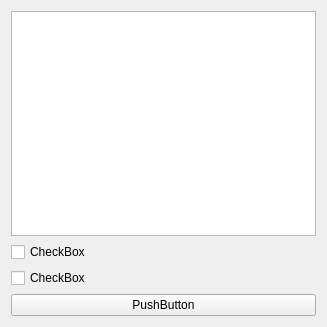
This is ui/AnalysisSettingForm.ui in nicolasCtd/beeReal as Qt 5 draws it before an edit. The edited form follows.
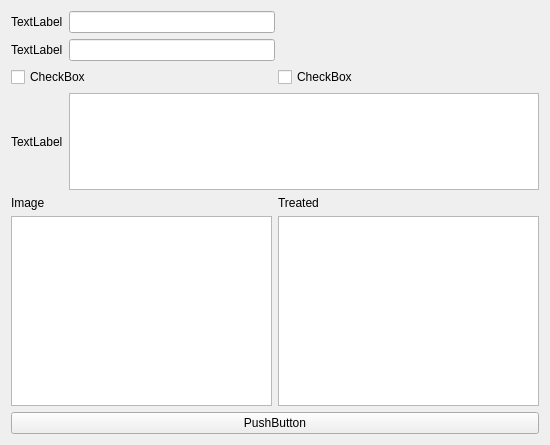
This is the edited form.

Commit message: Completing UI with basic analysis parameters

Diff of the .ui file:
```diff
--- a/ui/AnalysisSettingForm.ui
+++ b/ui/AnalysisSettingForm.ui
@@ -6,8 +6,8 @@
    <rect>
     <x>0</x>
     <y>0</y>
-    <width>327</width>
-    <height>327</height>
+    <width>550</width>
+    <height>445</height>
    </rect>
   </property>
   <property name="windowTitle">
@@ -15,21 +15,114 @@
   </property>
   <layout class="QVBoxLayout" name="verticalLayout">
    <item>
-    <widget class="QListWidget" name="wingListWidget"/>
+    <layout class="QHBoxLayout" name="horizontalLayout">
+     <item>
+      <layout class="QFormLayout" name="formLayout">
+       <item row="0" column="0">
+        <widget class="QLabel" name="analysisNameLabel">
+         <property name="text">
+          <string>TextLabel</string>
+         </property>
+        </widget>
+       </item>
+       <item row="0" column="1">
+        <widget class="QLineEdit" name="lineEdit"/>
+       </item>
+       <item row="1" column="0">
+        <widget class="QLabel" name="authorNameLabel">
+         <property name="text">
+          <string>TextLabel</string>
+         </property>
+        </widget>
+       </item>
+       <item row="1" column="1">
+        <widget class="QLineEdit" name="lineEdit_2"/>
+       </item>
+      </layout>
+     </item>
+     <item>
+      <spacer name="horizontalSpacer">
+       <property name="orientation">
+        <enum>Qt::Horizontal</enum>
+       </property>
+       <property name="sizeHint" stdset="0">
+        <size>
+         <width>40</width>
+         <height>20</height>
+        </size>
+       </property>
+      </spacer>
+     </item>
+    </layout>
    </item>
    <item>
-    <widget class="QCheckBox" name="discoidalCheckBox">
-     <property name="text">
-      <string>CheckBox</string>
-     </property>
-    </widget>
+    <layout class="QHBoxLayout" name="horizontalLayout_3">
+     <item>
+      <widget class="QCheckBox" name="discoidalCheckBox">
+       <property name="text">
+        <string>CheckBox</string>
+       </property>
+      </widget>
+     </item>
+     <item>
+      <widget class="QCheckBox" name="cubitalCheckBox">
+       <property name="maximumSize">
+        <size>
+         <width>16777215</width>
+         <height>300</height>
+        </size>
+       </property>
+       <property name="text">
+        <string>CheckBox</string>
+       </property>
+      </widget>
+     </item>
+    </layout>
    </item>
    <item>
-    <widget class="QCheckBox" name="cubitalCheckBox">
-     <property name="text">
-      <string>CheckBox</string>
-     </property>
-    </widget>
+    <layout class="QHBoxLayout" name="horizontalLayout_4">
+     <item>
+      <widget class="QLabel" name="commentLabel">
+       <property name="text">
+        <string>TextLabel</string>
+       </property>
+      </widget>
+     </item>
+     <item>
+      <widget class="QTextEdit" name="textEdit">
+       <property name="maximumSize">
+        <size>
+         <width>16777215</width>
+         <height>100</height>
+        </size>
+       </property>
+      </widget>
+     </item>
+    </layout>
+   </item>
+   <item>
+    <layout class="QGridLayout" name="gridLayout_2">
+     <item row="0" column="0">
+      <widget class="QLabel" name="inputImagelabel">
+       <property name="text">
+        <string>Image</string>
+       </property>
+      </widget>
+     </item>
+     <item row="1" column="1">
+      <widget class="QListWidget" name="wingListWidget_2"/>
+     </item>
+     <item row="0" column="1">
+      <widget class="QLabel" name="treatedImageLael">
+       <property name="text">
+        <string>Treated</string>
+       </property>
+      </widget>
+     </item>
+     <item row="1" column="0">
+      <widget class="QListWidget" name="wingListWidget"/>
+     </item>
+    </layout>
    </item>
    <item>
     <widget class="QPushButton" name="startAnalysisPushButton">
```
The commit also changes 2 other files.
